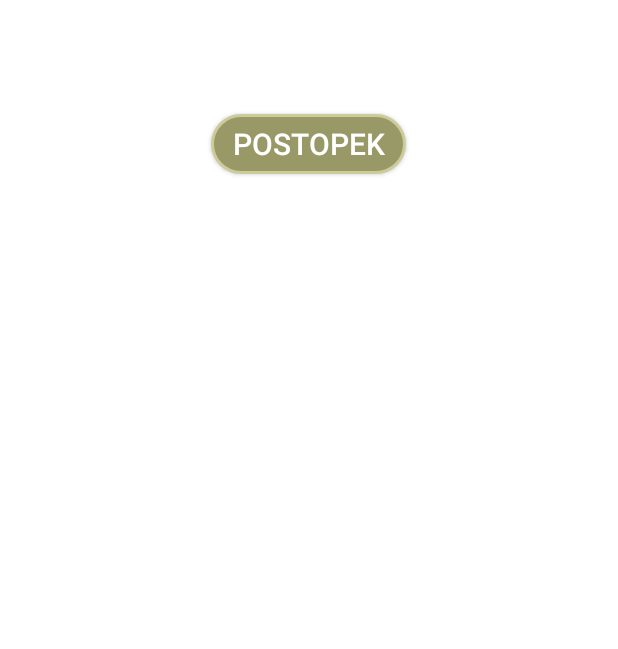
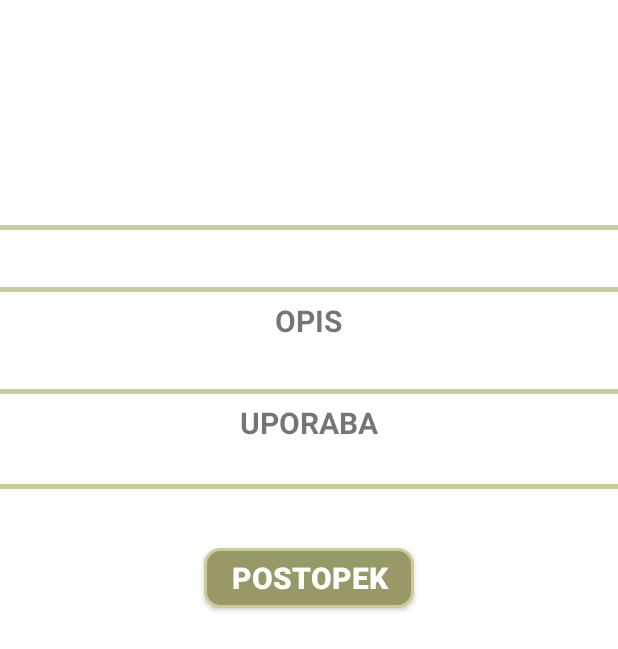
Before and after one commit to Cerozz/Skavt, an Android app: the layout activity_element.xml on its own in the app's theme, with its tools: preview values and no code run, on a phone screen of 412 x 824 dp. Shown: the top 649 px of the screen. Run offline under Robolectric (Android 15) with nearby library versions, the phone set to English and light mode, and no system bars.

Commit message:
celotno uredil element layout, element page je zdaj scrollable, uredil določene experience layoute, uredil določeno vsebino, dodal zvezdice kot ikonce pri zahtevnosti, razne fixi barv, fontov itd

```diff
--- a/app/src/main/java/com/example/zoki/skavt/Experiences/ExperienceAdapter.java
+++ b/app/src/main/java/com/example/zoki/skavt/Experiences/ExperienceAdapter.java
@@ -28,7 +28,7 @@ public class ExperienceAdapter extends ArrayAdapter<Experience> {
         TextView tvAuthorLikes = (TextView) convertView.findViewById(R.id.tvExperienceAuthorLikes);
 
         tvTitle.setText(experience.Title);
-        tvAuthorLikes.setText("Avtor: " + experience.Author + ", " + " všečki: " + experience.Likes);
+        tvAuthorLikes.setText("Avtor: " + experience.Author + "\n" + "Všečki: " + experience.Likes);
 
         return convertView;
     }
--- a/app/src/main/java/com/example/zoki/skavt/Experiences/ExperienceMain.java
+++ b/app/src/main/java/com/example/zoki/skavt/Experiences/ExperienceMain.java
@@ -76,7 +76,6 @@ public class ExperienceMain extends AppCompatActivity {
             public void onClick(View v) {
                 MojSkavt loginName = (MojSkavt) getApplicationContext();
                 loginName.setLoginName(null);
-
                 Intent intent = new Intent(ExperienceMain.this, MainActivity.class);
                 startActivity(intent);
             }
--- a/app/src/main/res/drawable/button.xml
+++ b/app/src/main/res/drawable/button.xml
@@ -1,7 +1,7 @@
 <?xml version="1.0" encoding="utf-8"?>
 <shape xmlns:android="http://schemas.android.com/apk/res/android"
     android:shape="rectangle">
-    <corners android:radius="20dp" />
+    <corners android:radius="10dp" />
     <solid android:color="#999967" />
     <padding
         android:bottom="0dp"
--- a/app/src/main/res/layout/activity_element.xml
+++ b/app/src/main/res/layout/activity_element.xml
@@ -1,4 +1,9 @@
 <?xml version="1.0" encoding="utf-8"?>
+<ScrollView xmlns:android="http://schemas.android.com/apk/res/android"
+    android:id="@+id/scroll"
+    android:layout_width="match_parent"
+    android:layout_height="match_parent">
+
     <LinearLayout xmlns:android="http://schemas.android.com/apk/res/android"
         android:layout_width="match_parent"
         android:layout_height="match_parent"
@@ -9,45 +14,101 @@
         <ImageView
             android:id="@+id/ivSlika"
             android:layout_width="match_parent"
-        android:layout_height="wrap_content"
+            android:layout_height="150dp"
             android:layout_gravity="center_horizontal" />
+
+        <View
+            android:layout_width="match_parent"
+            android:layout_height="3dp"
+            android:background="#CCCC9A" />
 
         <TextView
             android:id="@+id/tvElementDifficulty"
             android:layout_width="wrap_content"
             android:layout_height="wrap_content"
             android:layout_gravity="center_horizontal"
-        android:paddingTop="10dp"
+            android:paddingBottom="5dp"
+            android:paddingTop="5dp"
             android:textSize="20dp"
             android:textStyle="bold" />
 
+
+        <View
+            android:layout_width="match_parent"
+            android:layout_height="3dp"
+            android:background="#CCCC9A" />
+
+        <TextView
+            android:layout_width="wrap_content"
+            android:layout_height="wrap_content"
+            android:layout_gravity="center_horizontal"
+            android:paddingTop="5dp"
+            android:text="OPIS"
+            android:textSize="20dp"
+            android:textStyle="bold" />
 
         <TextView
             android:id="@+id/tvOpis"
             android:layout_width="wrap_content"
             android:layout_height="wrap_content"
-        android:paddingLeft="15dp"
-        android:paddingRight="15dp"
-        android:textAppearance="?android:attr/textAppearanceSmall" />
+            android:layout_gravity="center_horizontal"
+            android:paddingBottom="10dp"
+            android:paddingLeft="5dp"
+            android:paddingRight="5dp"
+            android:textSize="16dp" />
+
+        <View
+            android:layout_width="match_parent"
+            android:layout_height="3dp"
+            android:background="#CCCC9A" />
+
+        <TextView
+            android:layout_width="wrap_content"
+            android:layout_height="wrap_content"
+            android:layout_gravity="center_horizontal"
+            android:paddingTop="5dp"
+            android:text="UPORABA"
+            android:textSize="20dp"
+            android:textStyle="bold" />
 
         <TextView
             android:id="@+id/tvUporaba"
             android:layout_width="wrap_content"
             android:layout_height="wrap_content"
             android:layout_gravity="center_horizontal"
-        android:paddingLeft="15dp"
-        android:paddingRight="15dp"
-        android:textAppearance="?android:attr/textAppearanceSmall" />
+            android:paddingBottom="5dp"
+            android:paddingLeft="5dp"
+            android:paddingRight="10dp"
+            android:textSize="16dp" />
+
+        <View
+            android:layout_width="match_parent"
+            android:layout_height="3dp"
+            android:background="#CCCC9A" />
+
+        <TextView
+            android:layout_width="wrap_content"
+            android:layout_height="wrap_content"
+            android:layout_gravity="center_horizontal"
+            android:paddingBottom="20dp" />
 
         <Button
             android:id="@+id/button2"
-        android:layout_width="130dp"
+            android:layout_width="140dp"
             android:layout_height="40dp"
             android:layout_gravity="center_horizontal"
             android:background="@drawable/button"
             android:shadowColor="#FFFFFF"
             android:text="POSTOPEK"
             android:textColor="#FFFFFF"
-        android:textSize="20dp" />
+            android:textSize="20dp"
+            android:textStyle="bold" />
+
+        <TextView
+            android:layout_width="wrap_content"
+            android:layout_height="wrap_content"
+            android:layout_gravity="center_horizontal"
+            android:paddingBottom="20dp" />
 
     </LinearLayout>
+</ScrollView>
--- a/app/src/main/res/layout/activity_experience_details.xml
+++ b/app/src/main/res/layout/activity_experience_details.xml
@@ -32,6 +32,7 @@
     <TextView
         android:id="@+id/tvDetails"
         android:layout_width="wrap_content"
+        android:paddingTop="20dp"
         android:layout_height="wrap_content"
         android:layout_alignParentStart="true"
         android:layout_below="@+id/tvAuthor"
--- a/app/src/main/res/layout/activity_experience_main.xml
+++ b/app/src/main/res/layout/activity_experience_main.xml
@@ -15,6 +15,7 @@
         android:layout_height="wrap_content"
         android:layout_alignParentStart="true"
         android:layout_below="@+id/tvUsername"
+        android:paddingTop="10dp"
         android:text="Seznam izkušenj"
         android:textAppearance="?android:attr/textAppearanceLarge" />
 
@@ -37,6 +38,7 @@
         android:height="20dp"
         android:background="@drawable/button_izkusnja"
         android:text="Objavi novo izkušnjo"
+        android:textSize="20dp"
         android:textColor="#FFFFFF" />
 
     <TextView
@@ -65,6 +67,7 @@
         android:height="20dp"
         android:background="@drawable/button_izkusnja"
         android:text="Odjavi"
+        android:textSize="20dp"
         android:textColor="#FFFFFF" />
 
 </RelativeLayout>
--- a/app/src/main/res/layout/row.xml
+++ b/app/src/main/res/layout/row.xml
@@ -23,7 +23,6 @@
             android:gravity="left|top"
             android:paddingLeft="130dp"
             android:paddingTop="65dp"
-            android:textAppearance="?android:attr/textAppearanceSmall"
             android:textColor="#CCCC9A" />
 
         <TextView
@@ -35,7 +34,6 @@
             android:paddingLeft="130dp"
             android:paddingTop="25dp"
             android:text="naslov"
-            android:textAppearance="?android:attr/textAppearanceLarge"
             android:textColor="#999967"
             android:textSize="32sp"
             android:textStyle="bold" />
@@ -49,8 +47,6 @@
             android:paddingLeft="130dp"
             android:paddingTop="70dp"
             android:text=""
-            android:textAppearance="?android:attr/textAppearanceSmall"
-            android:textColor="#000000"
             android:textStyle="bold" />
 
     </FrameLayout>
```
Also changed, not shown: app/src/main/java/com/example/zoki/skavt/Experiences/ExperienceLogin.java (+6 -12 lines), app/src/main/java/com/example/zoki/skavt/Vsebina.java (+29 -30 lines), app/src/main/res/layout/row_list.xml (+4 -5 lines), app/src/main/res/drawable/ic_launcher.png (added), app/src/main/res/layout/activity_experience_create.xml (indentation only), app/src/main/res/layout/activity_experience_login.xml (indentation only), app/src/main/res/layout/activity_experience_register.xml (indentation only). Lines whose indentation alone changed are shown as unchanged.
